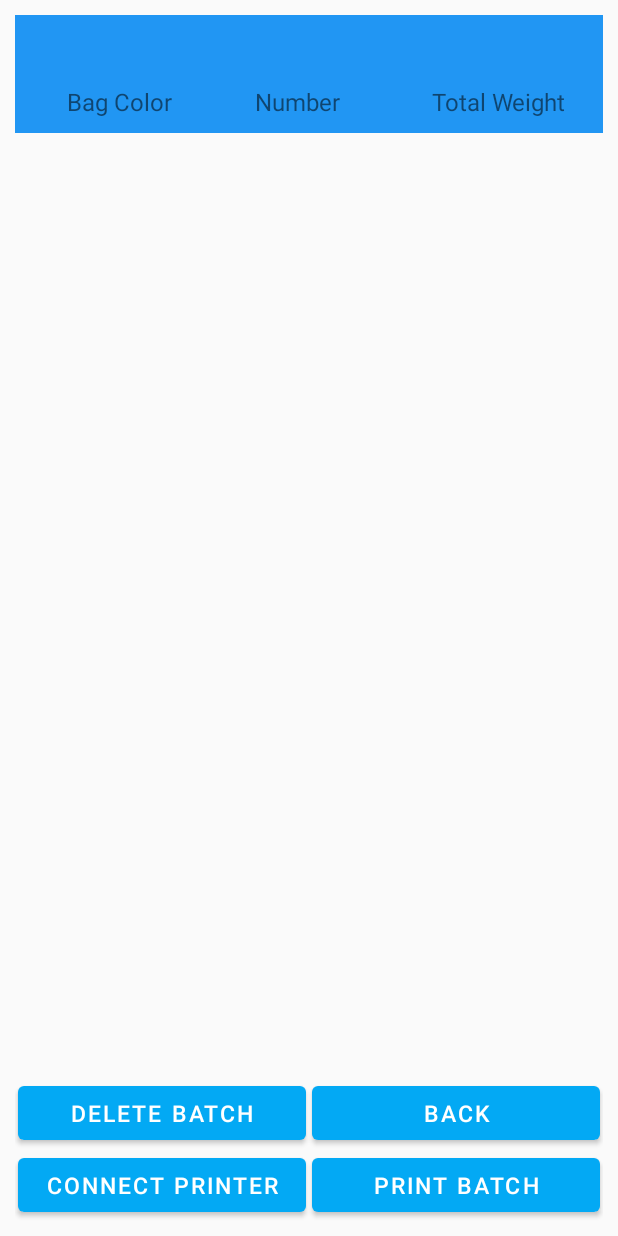
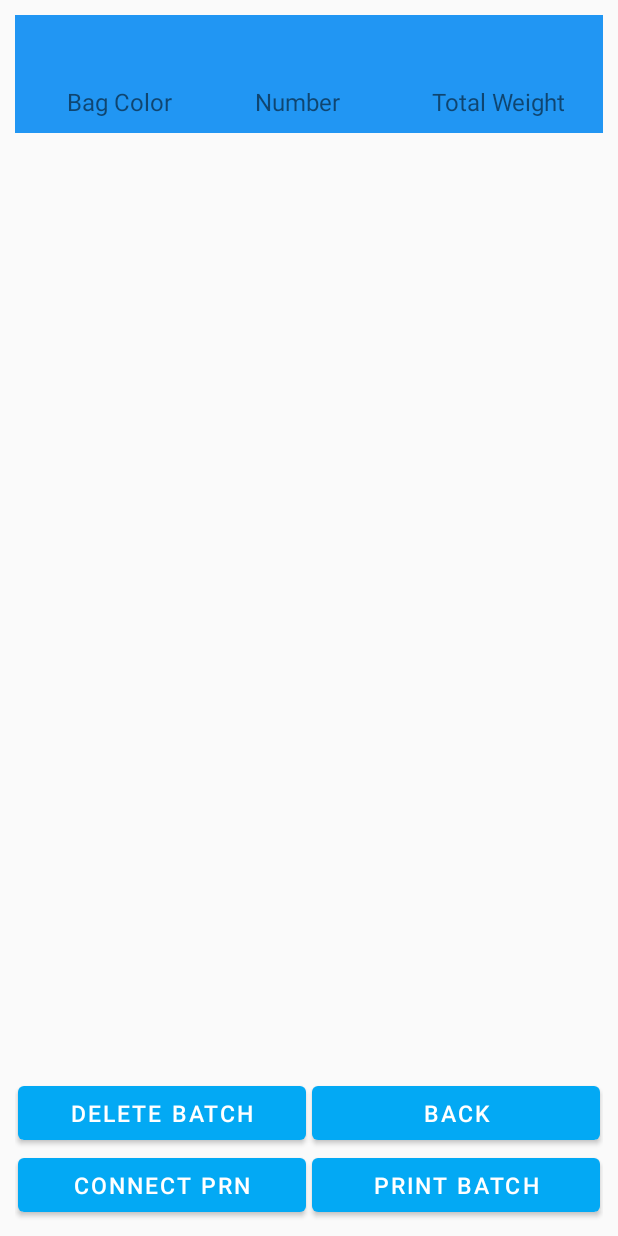
Before and after one commit to gaikwadChetan93/Collector-App, an Android app: the batchActivity screen opened directly, with no data from a screen before it, on a phone screen of 412 x 824 dp. Run offline under Robolectric (Android 15) with nearby library versions, the phone set to English and light mode, and no system bars; libraries missing offline, so code that uses them is left out: com.dantsu.escposprinter, com.google.zxing.integration.

Commit message:
Handled language changes

```diff
--- a/app/src/main/res/layout/activity_batch.xml
+++ b/app/src/main/res/layout/activity_batch.xml
@@ -118,7 +118,7 @@
                 android:layout_width="match_parent"
                 android:layout_height="wrap_content"
                 android:layout_weight="1"
-                android:text="Connect Printer"
+                android:text="@string/connect_printer"
                 android:theme="@style/buttonTheme" />
 
             <Button
@@ -126,7 +126,7 @@
                 android:layout_width="match_parent"
                 android:layout_height="wrap_content"
                 android:layout_weight="1"
-                android:text="Print batch"
+                android:text="@string/print_batch"
                 android:theme="@style/buttonTheme" />
         </LinearLayout>
     </LinearLayout>
--- a/app/src/main/res/layout/activity_main.xml
+++ b/app/src/main/res/layout/activity_main.xml
@@ -50,7 +50,7 @@
             android:layout_centerHorizontal="true"
             android:layout_gravity="center_horizontal"
             android:layout_marginBottom="10dp"
-            android:text="Clear"
+            android:text="@string/clear"
             android:textSize="26dp" />
 
         <EditText
@@ -143,7 +143,7 @@
             android:layout_centerInParent="true"
             android:layout_marginTop="5dp"
             android:layout_marginBottom="10dp"
-            android:text="Scale disconnected"
+            android:text="@string/scale_disconnected"
             android:textAlignment="center"
             android:textSize="25sp" />
 
--- a/app/src/main/res/layout/activity_settings.xml
+++ b/app/src/main/res/layout/activity_settings.xml
@@ -100,7 +100,7 @@
                 android:layout_width="match_parent"
                 android:layout_height="wrap_content"
                 android:layout_marginBottom="20dp"
-                android:hint="Please select scale >"
+                android:hint="@string/please_select_scale"
                 android:inputType="number"
                 android:textSize="20sp"
                 android:padding="12dp"/>
--- a/app/src/main/res/values/strings.xml
+++ b/app/src/main/res/values/strings.xml
@@ -36,7 +36,13 @@
     <string name="appExpired">BMW Barcode Scanner app has expired</string>
     <string name="nwError">Network Error -- Check Network Settings</string>
     <string name="deleteAllMessage">All records deleted</string>
-    <string name="bError">Please ckeck barcode value</string>
+    <string name="bError">Please check barcode value</string>
     <string name="bluetooth_state">bluetooth_state</string>
     <string name="bluetooth_status">bluetooth_status</string>
+    <string name="scale_connected">Scale connected</string>
+    <string name="scale_disconnected">Scale disconnected</string>
+    <string name="clear">Clear</string>
+    <string name="connect_printer">Connect Prn</string>
+    <string name="print_batch">Print batch</string>
+    <string name="please_select_scale">Please select scale ></string>
 </resources>
```
Also changed, not shown: app/src/main/java/com/example/genbmwscanner/MainActivity.kt (+12 -4 lines), 1 other file.
